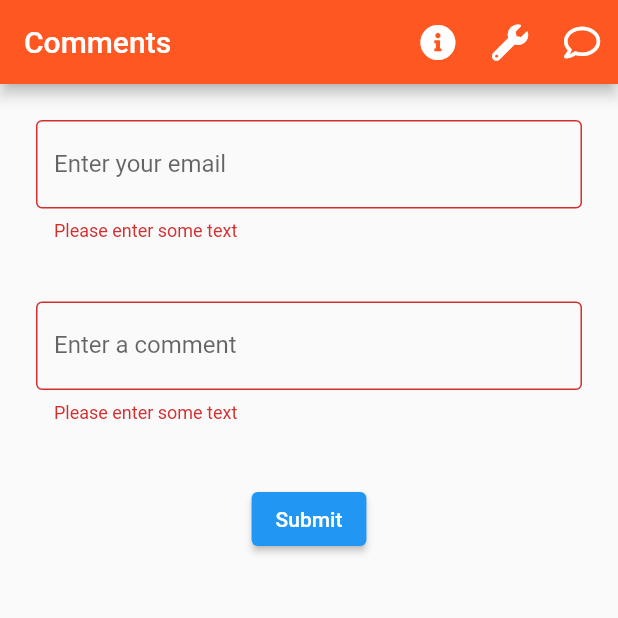
After one commit to RealMarkSussex/coursework_two, a Flutter app: the CommentPage screen opened by its route, after a tap on "Submit", on a phone screen of 412 x 824 dp, the top half of it. The commit adds this screen. Run offline on Flutter 3.47's test engine with Material 2 defaults, Android fonts, the phone set to English and light mode, and no system bars; our stand-ins replace audioplayers, cloud_firestore, firebase_core, flutter_linkify, font_awesome_flutter; missing offline and left inert: flutter_email_sender; accounts and stored records are empty.

Commit message:
done comments

```diff
--- a/lib/components/sun_salutations_app_bar.dart
+++ b/lib/components/sun_salutations_app_bar.dart
@@ -12,6 +12,7 @@ AppBar createAppBar(String title, BuildContext context) {
         icon: const FaIcon(FontAwesomeIcons.infoCircle),
         tooltip: 'About',
         onPressed: () {
+
           Navigator.pushNamed(context, '/about');
         },
       ),
@@ -19,9 +20,16 @@ AppBar createAppBar(String title, BuildContext context) {
         icon: const FaIcon(FontAwesomeIcons.wrench),
         tooltip: 'Settings',
         onPressed: () {
-          showDialog(context: context, builder: (context) => SettingsDialog());
+          showDialog(
+              context: context, builder: (context) => const SettingsDialog());
         },
       ),
+      IconButton(
+          icon: const FaIcon(FontAwesomeIcons.comment),
+          tooltip: 'Leave a comment',
+          onPressed: () {
+            Navigator.pushNamed(context, '/comment');
+          })
     ],
   );
 }
--- a/lib/main.dart
+++ b/lib/main.dart
@@ -1,5 +1,6 @@
 import 'package:cloud_firestore/cloud_firestore.dart';
 import 'package:coursework_two/pages/about_page.dart';
+import 'package:coursework_two/pages/comment_page.dart';
 import 'package:coursework_two/pages/home_page.dart';
 import 'package:coursework_two/state/audio_state.dart';
 import 'package:coursework_two/state/exercise_state.dart';
@@ -40,7 +41,8 @@ class MyApp extends StatelessWidget {
         initialRoute: '/',
         routes: {
           '/': (context) => const HomePage(),
-          '/about': (context) => const AboutPage()
+          '/about': (context) => const AboutPage(),
+          '/comment': (context) => const CommentPage()
         });
   }
 }
--- /dev/null
+++ b/lib/pages/comment_page.dart
@@ -0,0 +1,81 @@
+import 'package:coursework_two/components/sun_salutations_app_bar.dart';
+import 'package:flutter/material.dart';
+import 'package:flutter_email_sender/flutter_email_sender.dart';
+
+class CommentPage extends StatefulWidget {
+  const CommentPage({Key? key}) : super(key: key);
+
+  @override
+  State<CommentPage> createState() => _CommentPageState();
+}
+
+class _CommentPageState extends State<CommentPage> {
+  TextEditingController commentController = TextEditingController();
+  TextEditingController emailController = TextEditingController();
+  final _formKey = GlobalKey<FormState>();
+
+  @override
+  Widget build(BuildContext context) {
+    return Scaffold(
+      appBar: createAppBar('Comments', context),
+      body: Padding(
+        padding: const EdgeInsets.all(24.0),
+        child: Form(
+          key: _formKey,
+          child: Column(children: [
+            TextFormField(
+              controller: emailController,
+              decoration: const InputDecoration(
+                  border: OutlineInputBorder(), labelText: 'Enter your email'),
+              validator: (value) {
+                if (value == null || value.isEmpty) {
+                  return 'Please enter some text';
+                }
+
+                return null;
+              },
+            ),
+            const SizedBox(
+              height: 40,
+            ),
+            TextFormField(
+              controller: commentController,
+              decoration: const InputDecoration(
+                  border: OutlineInputBorder(), labelText: 'Enter a comment'),
+              validator: (value) {
+                if (value == null || value.isEmpty) {
+                  return 'Please enter some text';
+                }
+
+                return null;
+              },
+            ),
+            const SizedBox(
+              height: 40,
+            ),
+            ElevatedButton(onPressed: submitForm, child: const Text("Submit"))
+          ]),
+        ),
+      ),
+    );
+  }
+
+  Future<void> submitForm() async {
+    if (_formKey.currentState!.validate()) {
+      ScaffoldMessenger.of(context).showSnackBar(
+        const SnackBar(content: Text('Sending email')),
+      );
+
+      final Email email = Email(
+        body: commentController.text,
+        subject: emailController.text,
+        recipients: ['marksussex6@gmail.com'],
+        isHTML: false,
+      );
+
+      await FlutterEmailSender.send(email);
+
+      ScaffoldMessenger.of(context).hideCurrentSnackBar();
+    }
+  }
+}
--- a/pubspec.yaml
+++ b/pubspec.yaml
@@ -40,6 +40,7 @@ dependencies:
   audioplayers: ^0.20.1
   provider: ^6.0.2
   back_button_interceptor: ^5.0.2
+  flutter_email_sender: ^5.1.0
 
 dev_dependencies:
   flutter_test:
```
Also changed, not shown: lib/components/tool_bar.dart (+11 -7 lines), lib/pages/exercises_page.dart (+5 -5 lines), pubspec.lock, 3 other files.
